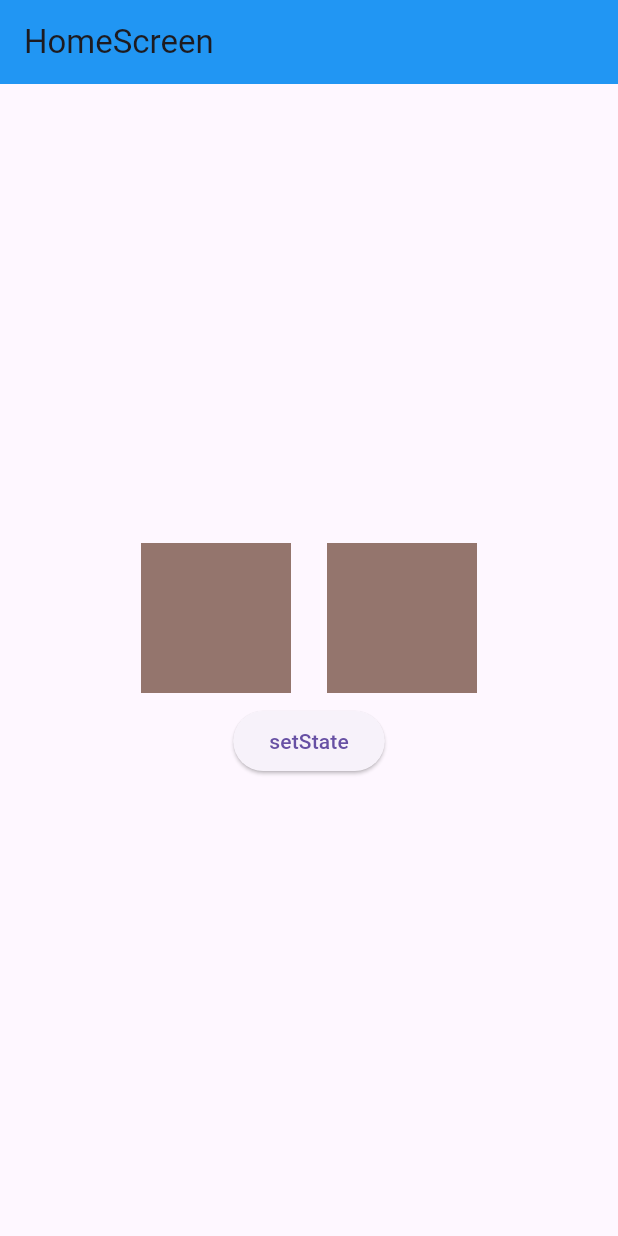
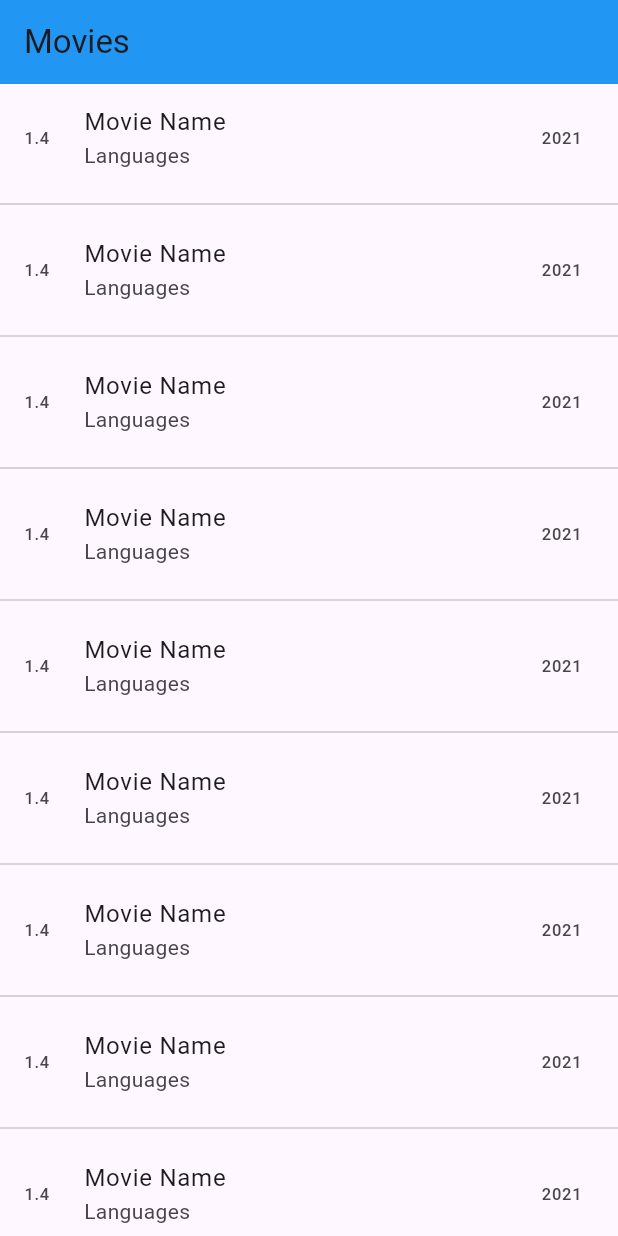
Before and after one commit to anup30/app01_firebase, a Flutter app: the screen it shows after launch, on a phone screen of 412 x 824 dp. Run offline on Flutter 3.47's test engine with Material 3 defaults, Android fonts, the phone set to English and light mode, and no system bars; our stand-ins replace firebase_core; accounts and stored records are empty.

Commit message:
firebase, movie_list

```diff
--- a/lib/main.dart
+++ b/lib/main.dart
@@ -1,100 +1,27 @@
 // app added to firebase project
 // guide: https://firebase.google.com/docs/flutter/setup?platform=ios
 
+import 'package:app01/movie_list_screen.dart';
 import 'package:firebase_core/firebase_core.dart';
 import 'package:flutter/material.dart';
-import 'dart:math' as math;
-
 import 'firebase_options.dart';
 
+// firebase class2, on time at: 11:00
 Future<void> main() async {
   WidgetsFlutterBinding.ensureInitialized(); // <-- for firebase
   await Firebase.initializeApp(
     options: DefaultFirebaseOptions.currentPlatform,
   );
-  runApp(const MyApp());
+  runApp(const MoviesApp());
 }
 
-class MyApp extends StatelessWidget {
-  const MyApp({super.key});
+class MoviesApp extends StatelessWidget {
+  const MoviesApp({super.key});
 
   @override
   Widget build(BuildContext context) {
     return const MaterialApp(
-      home: HomeScreen(),
+      home: MovieListScreen(),
     );
   }
 }
-
-class HomeScreen extends StatefulWidget {
-  const HomeScreen({super.key});
-
-  @override
-  State<HomeScreen> createState() => _HomeScreenState();
-}
-
-class _HomeScreenState extends State<HomeScreen> {
-  Color val = Colors.primaries[math.Random().nextInt(Colors.primaries.length)]
-      .withOpacity(0.5);
-
-  List<Color> lc = [];
-
-  void setColors() {
-    lc = [
-      Colors.primaries[math.Random().nextInt(Colors.primaries.length)]
-          .withOpacity(0.8),
-      Colors.primaries[math.Random().nextInt(Colors.primaries.length)]
-          .withOpacity(0.8),
-    ];
-  }
-
-  @override
-  void initState() {
-    super.initState();
-    setColors();
-  }
-
-  @override
-  Widget build(BuildContext context) {
-    return Scaffold(
-      appBar: AppBar(
-        title: const Text('HomeScreen'),
-        backgroundColor: Colors.blue,
-      ),
-      body: Center(
-        child: Column(
-          mainAxisAlignment: MainAxisAlignment.center,
-          children: [
-            Row(
-              mainAxisAlignment: MainAxisAlignment.center,
-              children: [
-                Container(
-                  width: 100,
-                  height: 100,
-                  color: lc[0],
-                ),
-                const SizedBox(
-                  width: 24,
-                ),
-                Container(
-                  width: 100,
-                  height: 100,
-                  color: lc[1],
-                ),
-              ],
-            ),
-            const SizedBox(
-              height: 8,
-            ),
-            ElevatedButton(
-              onPressed: () {
-                setState(() {setColors();});
-              },
-              child: const Text('setState'),
-            ),
-          ],
-        ),
-      ),
-    );
-  }
-}
--- /dev/null
+++ b/lib/movie_list_screen.dart
@@ -0,0 +1,24 @@
+import 'package:flutter/material.dart';
+
+class MovieListScreen extends StatelessWidget {
+  const MovieListScreen({super.key});
+
+  @override
+  Widget build(BuildContext context) {
+    return Scaffold(
+      appBar: AppBar(title: const Text("Movies"),backgroundColor: Colors.blue),
+      body: ListView.separated(
+        itemCount: 10,
+        itemBuilder: (context,index){
+          return ListTile(
+            title: Text("Movie Name"),
+            subtitle: Text("Languages"),
+            leading: Text("1.4"),
+            trailing: Text("2021"),
+          );
+        },
+        separatorBuilder:(_,__)=> const Divider(),
+      ),
+    );
+  }
+}
--- a/pubspec.yaml
+++ b/pubspec.yaml
@@ -60,8 +60,8 @@ flutter:
   uses-material-design: true
 
   # To add assets to your application, add an assets section, like this:
-  assets:
-    - assets/
+  #assets:
+  #  - assets/
   #   - images/a_dot_burr.jpeg
   #   - images/a_dot_ham.jpeg
 
```
